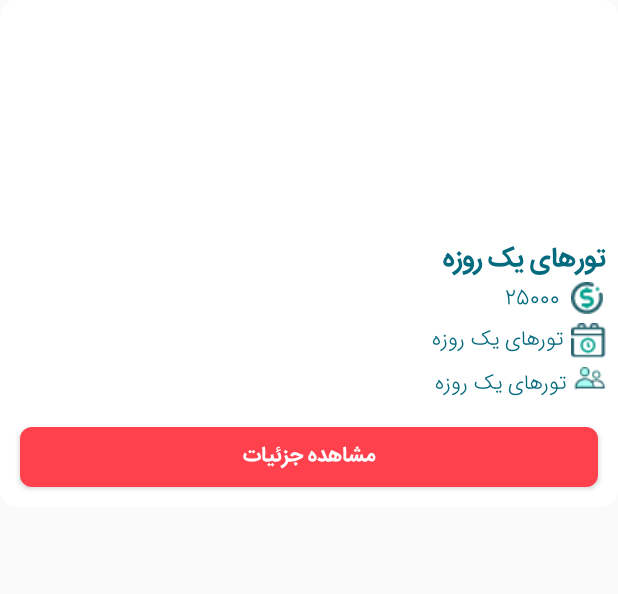
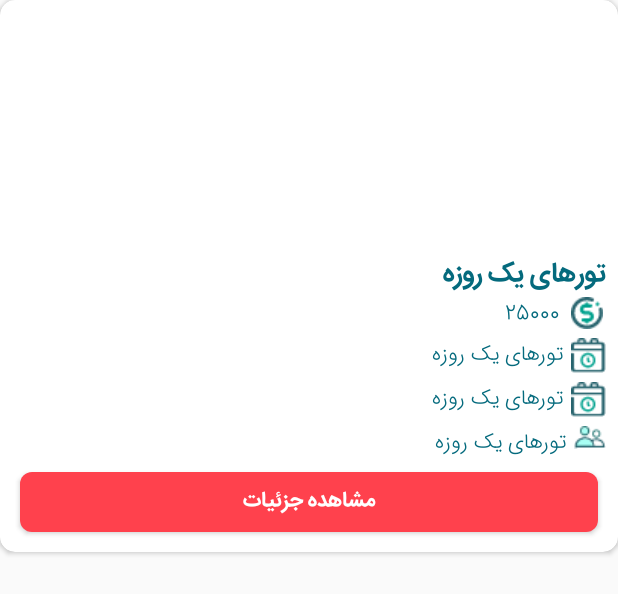
Before and after one commit to SahandGhavami/SahandGasht, an Android app: the layout see_more_list_customize.xml on its own in the app's theme, with its tools: preview values and no code run, on a phone screen of 412 x 824 dp. Shown: the top 594 px of the screen. Run offline under Robolectric (Android 15) with nearby library versions, the phone set to English and light mode, and no system bars; network calls fail.

Commit message:
retuen date has added

```diff
--- a/app/src/main/java/ir/sahand/tour/adapter/MainPageRecyclerAdapter.java
+++ b/app/src/main/java/ir/sahand/tour/adapter/MainPageRecyclerAdapter.java
@@ -50,6 +50,9 @@ public class MainPageRecyclerAdapter extends RecyclerView.Adapter<MainPageRecycl
         holder.tour_date.setText(
                 Utils.convertTimestampToHumanReadableString(tourModelList.get(position).getTour_date())
         );
+        holder.tour_return_date.setText(
+                Utils.convertTimestampToHumanReadableString(tourModelList.get(position).getTour_return_date())
+        );
         holder.tour_number.setText(tourModelList.get(position).getTour_number()+" نفر");
         //String photo_url = tourDetailsList.get(position).getTour_photo();
 
@@ -90,6 +93,7 @@ public class MainPageRecyclerAdapter extends RecyclerView.Adapter<MainPageRecycl
         private TextView tour_name;
         private TextView tour_cost;
         private TextView tour_date;
+        private TextView tour_return_date;
         private TextView tour_number;
         private ImageView tour_img;
             public MyViewHolder(View itemView) {
@@ -98,6 +102,7 @@ public class MainPageRecyclerAdapter extends RecyclerView.Adapter<MainPageRecycl
                 tour_name = (TextView) itemView.findViewById(R.id.tour_name_cardview);
                 tour_cost = (TextView) itemView.findViewById(R.id.cost_tour_cardview);
                 tour_date = (TextView) itemView.findViewById(R.id.date_tour_cardview);
+                tour_return_date = (TextView) itemView.findViewById(R.id.return_date_tour_cardview);
                 tour_number = (TextView) itemView.findViewById(R.id.number_tour_cardview);
                 tour_img = (ImageView) itemView.findViewById(R.id.tour_image_cardview);
             }
--- a/app/src/main/java/ir/sahand/tour/webService/APIClient.java
+++ b/app/src/main/java/ir/sahand/tour/webService/APIClient.java
@@ -17,7 +17,7 @@ import retrofit2.converter.gson.GsonConverterFactory;
 
 public class APIClient {
 
-    public static final String BASE_URL = "http://192.168.1.8/TOURS/";
+    public static final String BASE_URL = "http://192.168.1.17/TOURS/";
 
 
     private static Retrofit retrofit = null;
--- a/app/src/main/java/ir/sahand/tour/webService/APIInterface.java
+++ b/app/src/main/java/ir/sahand/tour/webService/APIInterface.java
@@ -17,6 +17,9 @@ import retrofit2.http.Query;
 public interface APIInterface {
     @GET("v1/Api.php?apicall=gettour")
     Call<ToursResponse> getTour(@Query("key") String keyword);
+
+    @GET("v1/Api.php?apicall=gettoursbyname")
+    Call<ToursResponse> getToursByName(@Query("key") String keyword);
 
     @GET("v1/Api.php?apicall=gettourbyid")
     Call<TourResponse> getTourById(@Query("id") int id);
--- a/app/src/main/res/layout/activity_main.xml
+++ b/app/src/main/res/layout/activity_main.xml
@@ -68,7 +68,7 @@
         <LinearLayout
             android:id="@+id/offered_tour"
             android:layout_width="match_parent"
-            android:layout_height="370dp"
+            android:layout_height="380dp"
             android:background="@drawable/layout_style"
             android:layout_marginTop="270dp"
             android:orientation="horizontal">
@@ -116,7 +116,7 @@
         <LinearLayout
             android:id="@+id/special_tour"
             android:layout_width="match_parent"
-            android:layout_height="370dp"
+            android:layout_height="380dp"
             android:background="@color/darkGreen"
             android:layout_below="@id/offered_tour"
             android:orientation="horizontal">
@@ -173,7 +173,7 @@
         </LinearLayout>
         <LinearLayout
             android:layout_width="match_parent"
-            android:layout_height="370dp"
+            android:layout_height="380dp"
             android:background="@color/white"
             android:layout_below="@id/special_tour"
             android:orientation="horizontal">
--- a/app/src/main/res/layout/see_more_list_customize.xml
+++ b/app/src/main/res/layout/see_more_list_customize.xml
@@ -14,7 +14,7 @@
         android:id="@+id/see_more_layout"
         xmlns:android="http://schemas.android.com/apk/res/android"
         android:layout_width="match_parent"
-        android:layout_height="330dp"
+        android:layout_height="360dp"
         android:layout_margin="4dp"
         android:background="@drawable/image_style"
         xmlns:app="http://schemas.android.com/apk/res-auto">
@@ -24,7 +24,7 @@
             android:layout_alignParentRight="true"
             android:scaleType="fitXY"
             android:layout_width="match_parent"
-            android:layout_height="150dp"/>
+            android:layout_height="160dp"/>
 
         <TextView
             android:id="@+id/see_more_title"
@@ -78,19 +78,40 @@
             android:textColor="@color/darkGreen" />
 
         <ImageView
+            android:id="@+id/see_more_date1_logo"
+            android:layout_width="wrap_content"
+            android:layout_height="wrap_content"
+            android:layout_alignParentEnd="true"
+            android:layout_below="@id/see_more_date_logo"
+            android:src="@drawable/date"
+            android:layout_marginTop="6dp" />
+
+        <TextView
+            android:id="@+id/see_more_return_date"
+            android:layout_width="wrap_content"
+            android:layout_height="wrap_content"
+            android:layout_below="@id/see_more_date_logo"
+            android:layout_toLeftOf="@id/see_more_date_logo"
+            android:text="@string/one_day_tour"
+            android:layout_marginTop="6dp"
+            android:layout_marginRight="5dp"
+            android:fontFamily="@font/iransansweb_fanum_light"
+            android:textColor="@color/darkGreen" />
+
+        <ImageView
             android:id="@+id/see_more_people_logo"
             android:layout_width="wrap_content"
             android:layout_height="wrap_content"
             android:src="@drawable/people"
             android:layout_alignParentEnd="true"
-            android:layout_below="@id/see_more_date"
+            android:layout_below="@id/see_more_return_date"
             android:layout_marginTop="6dp"/>
 
         <TextView
             android:id="@+id/see_more_people"
             android:layout_width="wrap_content"
             android:layout_height="wrap_content"
-            android:layout_below="@id/see_more_date_logo"
+            android:layout_below="@id/see_more_date1_logo"
             android:layout_toLeftOf="@id/see_more_people_logo"
             android:text="@string/one_day_tour"
             android:layout_marginTop="6dp"
```
Also changed, not shown: app/src/main/java/ir/sahand/tour/SeeMore.java (+49 -25 lines), app/src/main/java/ir/sahand/tour/adapter/SeeMoreRecyclerAdapter.java (+40 -3 lines), app/src/main/java/ir/sahand/tour/model/TourModel.java (+11 -1 lines), app/src/main/res/layout/recycleview_card.xml (+25 -4 lines).
